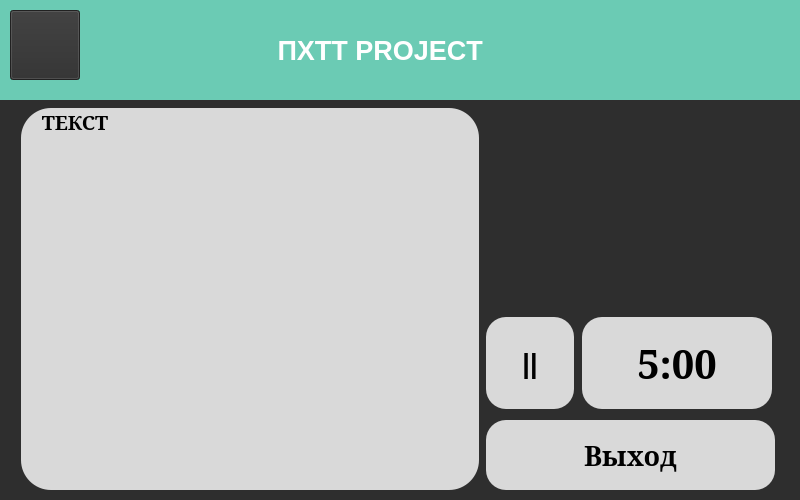
Above: design/window3.ui from SpyCrabG/Keks before the change. Below: the same form after it.
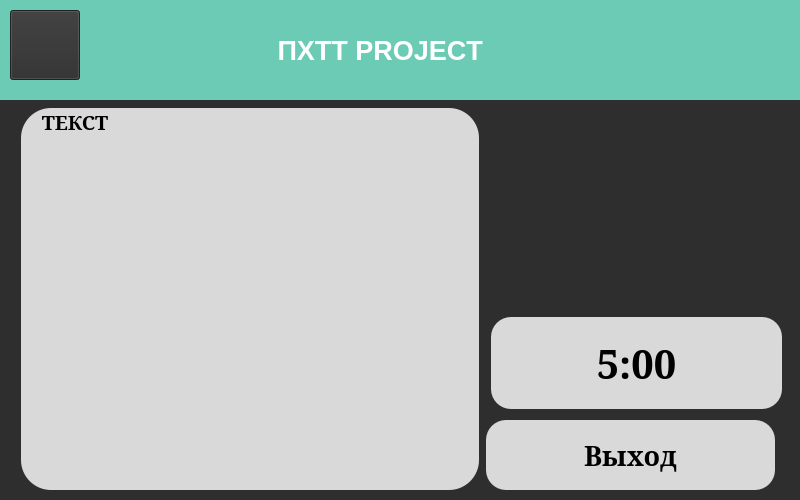
That is the form after the change. Icons and pictures are not drawn.

Commit message: комит

What changed in the file:
```diff
--- a/design/window3.ui
+++ b/design/window3.ui
@@ -116,9 +116,9 @@
    <widget class="QLabel" name="lbl2">
     <property name="geometry">
      <rect>
-      <x>582</x>
+      <x>491</x>
       <y>317</y>
-      <width>190</width>
+      <width>291</width>
       <height>92</height>
      </rect>
     </property>
@@ -148,37 +148,6 @@
      <set>Qt::AlignCenter</set>
     </property>
    </widget>
-   <widget class="QPushButton" name="btn1">
-    <property name="geometry">
-     <rect>
-      <x>486</x>
-      <y>317</y>
-      <width>88</width>
-      <height>92</height>
-     </rect>
-    </property>
-    <property name="font">
-     <font>
-      <family>MS Shell Dlg 2</family>
-      <pointsize>20</pointsize>
-      <weight>75</weight>
-      <bold>true</bold>
-     </font>
-    </property>
-    <property name="styleSheet">
-     <string notr="true">QPushButton {
-border-radius: 20;
-background-color: #D9D9D9;
-}
-
-QPushButton:pressed {
-	 background-color: rgb(81, 81, 81);
-}</string>
-    </property>
-    <property name="text">
-     <string>||</string>
-    </property>
-   </widget>
    <widget class="QPushButton" name="btn2">
     <property name="geometry">
      <rect>
```
The commit also changes 1 other file.
